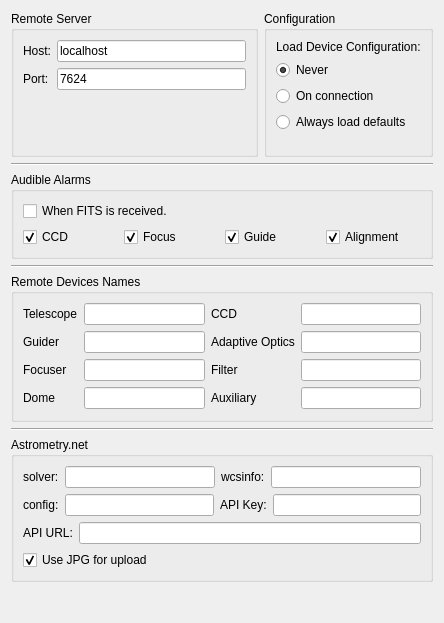
Before: the Qt Designer form kstars/ekos/opsekos.ui in KDE/kstars, drawn with Qt 5.
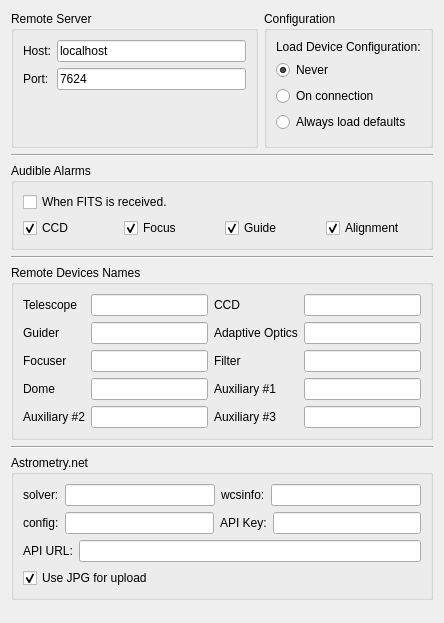
After: the same form once the commit is applied.

Patch:
```diff
--- a/kstars/ekos/opsekos.ui
+++ b/kstars/ekos/opsekos.ui
@@ -216,8 +216,6 @@
      <property name="title">
       <string>Remote Devices Names</string>
      </property>
-     <layout class="QVBoxLayout" name="verticalLayout">
-      <item>
        <layout class="QGridLayout" name="gridLayout_2">
         <item row="0" column="0">
          <widget class="QLabel" name="label_6">
@@ -304,27 +302,32 @@
         <item row="3" column="2">
          <widget class="QLabel" name="label_11">
           <property name="text">
-           <string>Auxiliary</string>
+         <string>Auxiliary #1</string>
           </property>
          </widget>
         </item>
         <item row="3" column="3">
-         <widget class="QLineEdit" name="kcfg_remoteAuxName"/>
-        </item>
-       </layout>
+       <widget class="QLineEdit" name="kcfg_remoteAux1Name"/>
+      </item>
+      <item row="4" column="0">
+       <widget class="QLabel" name="label_21">
+        <property name="text">
+         <string>Auxiliary #2</string>
+        </property>
+       </widget>
       </item>
-      <item>
-       <spacer name="verticalSpacer">
-        <property name="orientation">
-         <enum>Qt::Vertical</enum>
+      <item row="4" column="1">
+       <widget class="QLineEdit" name="kcfg_remoteAux2Name"/>
+      </item>
+      <item row="4" column="2">
+       <widget class="QLabel" name="label_22">
+        <property name="text">
+         <string>Auxiliary #3</string>
         </property>
-        <property name="sizeHint" stdset="0">
-         <size>
-          <width>20</width>
-          <height>1</height>
-         </size>
-        </property>
-       </spacer>
+       </widget>
+      </item>
+      <item row="4" column="3">
+       <widget class="QLineEdit" name="kcfg_remoteAux3Name"/>
       </item>
      </layout>
     </widget>
```
Lines whose indentation alone changed are shown as unchanged.
